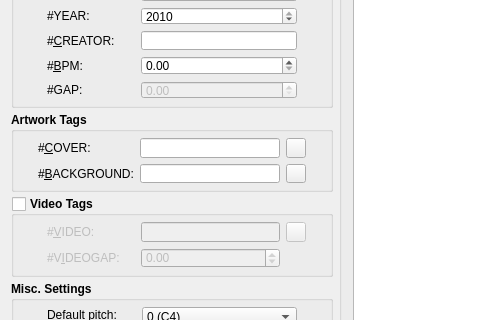
This is src/QCMainWindow.ui in UltraStar-Deluxe/UltraStar-Creator as Qt 5 draws it before an edit; both pictures show x 0 to 480 and y 251 to 571 of the 1000 by 811 pixel window. The edited form follows.
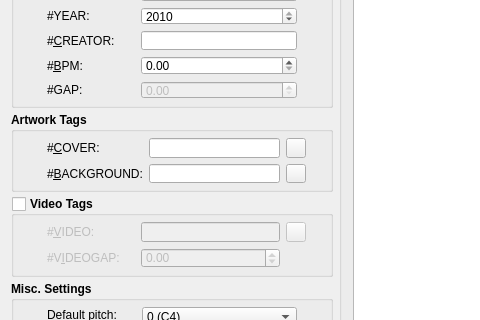
This is the edited form. Icons and pictures are not drawn.

Commit message: * added parameter handling when usc is started (add usc to sendto menu, then you can send any mp3/ogg file to usc) * mp3 position can be set via the slider (not synced to lyric so far) * creator is read from settings (if set) * sometimes BPM = 0 was determined by BASS --> case handled (default BPM = 400); * each line of rawLyricsString is now trimmed() (deleting superfluous whitespace) and starts with a capital letter * added to TODO.txt: repeat syllable splitting for entire lyrics

```diff
--- a/src/QCMainWindow.ui
+++ b/src/QCMainWindow.ui
@@ -1184,7 +1184,7 @@
             <number>6</number>
            </property>
            <item row="0" column="0">
-            <layout class="QGridLayout" name="gridLayout_MP3ArtworkTags">
+            <layout class="QGridLayout" name="gridLayout_MP3ArtworkTags" columnminimumwidth="16,88,0,0,0">
              <item row="0" column="1">
               <widget class="QLabel" name="label_Cover">
                <property name="font">
```
The commit also changes 4 other files.
